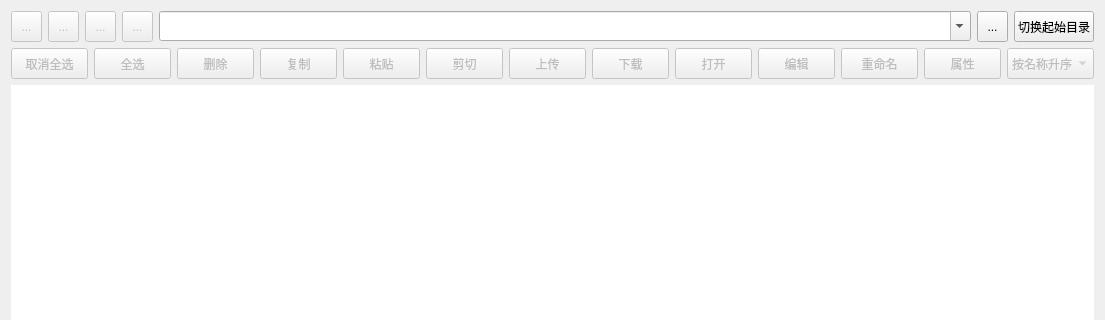
This is src/MainTabWidgets/FileManagement/FileManagementTabForm.ui in ProgramCX/FoxNAS as Qt 5 draws it before an edit; both pictures show x 0 to 1105 and y 0 to 320 of the 1105 by 527 pixel window. The edited form follows.
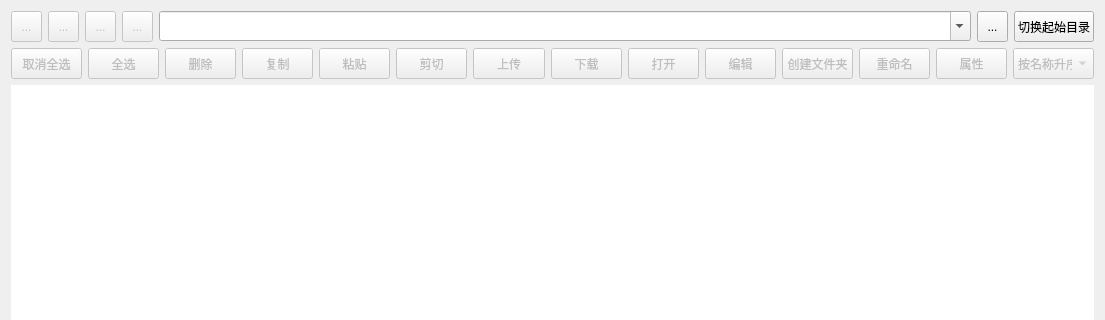
This is the edited form. Icons and pictures are not drawn. Custom widgets are drawn as their Qt base class.

Commit message: feat(FileManagement): create directories

Patch:
```diff
--- a/src/MainTabWidgets/FileManagement/FileManagementTabForm.ui
+++ b/src/MainTabWidgets/FileManagement/FileManagementTabForm.ui
@@ -542,6 +542,37 @@
        </property>
       </widget>
      </item>
+     <item>
+      <widget class="QPushButton" name="pushButtonCreateDir">
+       <property name="enabled">
+        <bool>false</bool>
+       </property>
+       <property name="sizePolicy">
+        <sizepolicy hsizetype="Minimum" vsizetype="Fixed">
+         <horstretch>0</horstretch>
+         <verstretch>0</verstretch>
+        </sizepolicy>
+       </property>
+       <property name="minimumSize">
+        <size>
+         <width>71</width>
+         <height>31</height>
+        </size>
+       </property>
+       <property name="maximumSize">
+        <size>
+         <width>100</width>
+         <height>31</height>
+        </size>
+       </property>
+       <property name="text">
+        <string>创建文件夹</string>
+       </property>
+       <property name="icon">
+        <iconset theme="QIcon::ThemeIcon::ListAdd"/>
+       </property>
+      </widget>
+     </item>
      <item>
       <widget class="QPushButton" name="pushButtonRename">
        <property name="enabled">
```
The commit also changes 5 other files.
